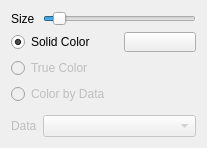
Kitware/TeleSculptor, file gui/PointOptions.ui: the form before one commit.
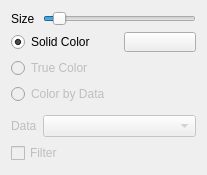
The form after the commit. Custom widgets are drawn as their Qt base class.

Commit message:
Add UI for filtering by data
Create another nested UI for manipulating data filters, and UI for
enabling and accessing the same. Actually filtering is not implemented
yet; this is just UI pieces.

Patch:
```diff
--- a/gui/PointOptions.ui
+++ b/gui/PointOptions.ui
@@ -7,7 +7,7 @@
     <x>0</x>
     <y>0</y>
     <width>207</width>
-    <height>143</height>
+    <height>169</height>
    </rect>
   </property>
   <property name="windowTitle">
@@ -127,6 +127,36 @@
      </property>
     </widget>
    </item>
+   <item row="3" column="0" colspan="2">
+    <layout class="QHBoxLayout" name="horizontalLayout">
+     <item>
+      <widget class="QCheckBox" name="dataFilter">
+       <property name="enabled">
+        <bool>false</bool>
+       </property>
+       <property name="text">
+        <string>Filter</string>
+       </property>
+      </widget>
+     </item>
+     <item>
+      <widget class="QToolButton" name="dataFilterMenu">
+       <property name="enabled">
+        <bool>false</bool>
+       </property>
+       <property name="popupMode">
+        <enum>QToolButton::InstantPopup</enum>
+       </property>
+       <property name="toolButtonStyle">
+        <enum>Qt::ToolButtonTextOnly</enum>
+       </property>
+       <property name="autoRaise">
+        <bool>true</bool>
+       </property>
+      </widget>
+     </item>
+    </layout>
+   </item>
   </layout>
  </widget>
  <customwidgets>
```
Left out of the diff: 16 changed lines with no effect on the pictures. The commit also changes 5 other files.
